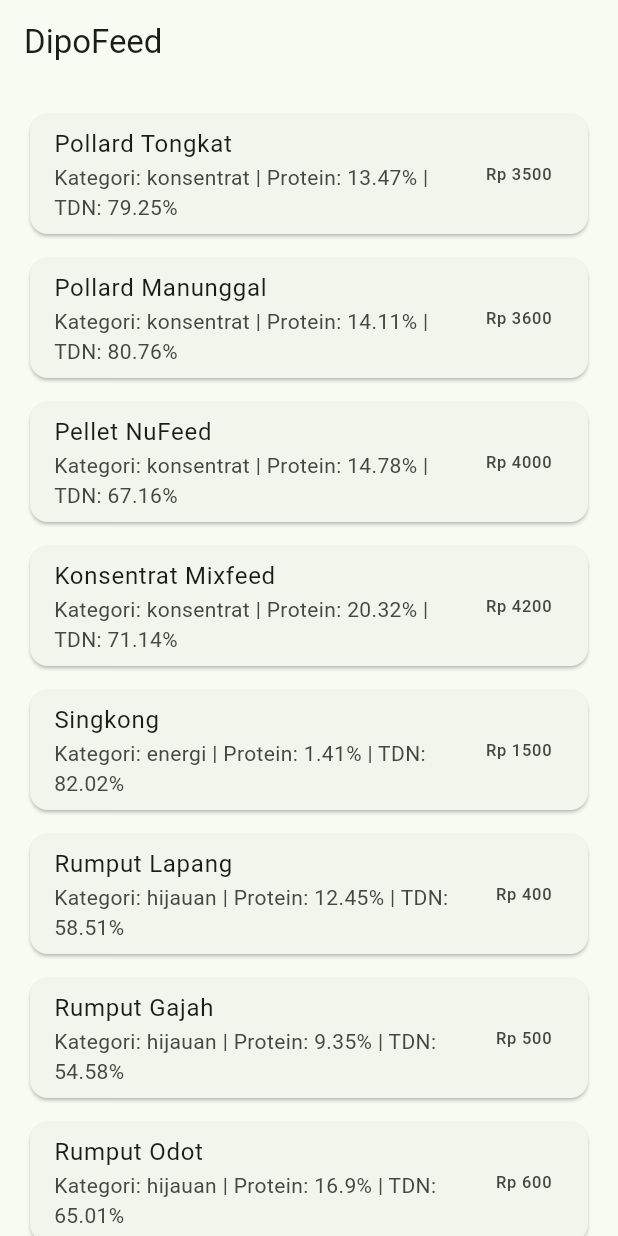
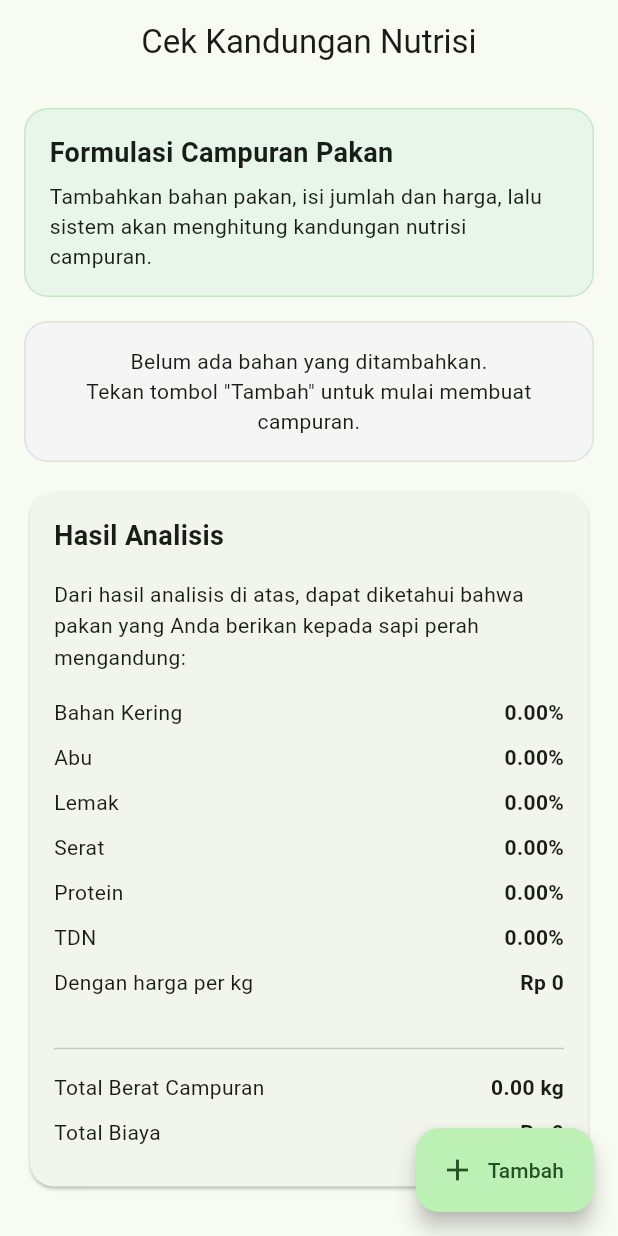
Before and after one commit to leanderarya/dipo-feed, a Flutter app: the screen it shows after launch, on a phone screen of 412 x 824 dp. Run offline on Flutter 3.47's test engine with Material 3 defaults, Android fonts, the light colour scheme and no system bars.

Commit message:
Fitur 1 Cek Kandungan Nutrisi Pakan

```diff
--- a/lib/app.dart
+++ b/lib/app.dart
@@ -1,6 +1,6 @@
 import 'package:flutter/material.dart';
 
-import 'features/home/home_screen.dart';
+import 'features/cek_kandungan_nutrisi/cek_kandungan_nutrisi_screen.dart';
 
 class DipoFeedApp extends StatelessWidget {
   const DipoFeedApp({super.key});
@@ -14,7 +14,7 @@
         colorSchemeSeed: Colors.green,
         useMaterial3: true,
       ),
-      home: const BerandaScreen(),
+      home: const CekKandunganNutrisiScreen(),
     );
   }
 }
--- /dev/null
+++ b/lib/data/models/campuran_pakan_item.dart
@@ -0,0 +1,25 @@
+import 'bahan_pakan.dart';
+
+class CampuranPakanItem {
+  final BahanPakan bahan;
+  double jumlahKg;
+  double hargaPerKg;
+
+  CampuranPakanItem({
+    required this.bahan,
+    required this.jumlahKg,
+    required this.hargaPerKg,
+  });
+
+  CampuranPakanItem copyWith({
+    BahanPakan? bahan,
+    double? jumlahKg,
+    double? hargaPerKg,
+  }) {
+    return CampuranPakanItem(
+      bahan: bahan ?? this.bahan,
+      jumlahKg: jumlahKg ?? this.jumlahKg,
+      hargaPerKg: hargaPerKg ?? this.hargaPerKg,
+    );
+  }
+}
--- a/lib/features/cek_kandungan_nutrisi/cek_kandungan_nutrisi_screen.dart
+++ b/lib/features/cek_kandungan_nutrisi/cek_kandungan_nutrisi_screen.dart
@@ -0,0 +1,395 @@
+import 'package:flutter/material.dart';
+
+import '../../data/models/bahan_pakan.dart';
+import '../../data/models/campuran_pakan_item.dart';
+import '../../data/sources/bahan_pakan_local_source.dart';
+import 'logic/perhitungan_nutrisi.dart';
+
+class CekKandunganNutrisiScreen extends StatefulWidget {
+  const CekKandunganNutrisiScreen({super.key});
+
+  @override
+  State<CekKandunganNutrisiScreen> createState() =>
+      _CekKandunganNutrisiScreenState();
+}
+
+class _CekKandunganNutrisiScreenState extends State<CekKandunganNutrisiScreen> {
+  final BahanPakanLocalSource _localSource = BahanPakanLocalSource();
+
+  List<BahanPakan> _semuaBahan = [];
+  final List<CampuranPakanItem> _campuran = [];
+
+  bool _isLoading = true;
+  String? _errorMessage;
+
+  @override
+  void initState() {
+    super.initState();
+    _muatBahanPakan();
+  }
+
+  Future<void> _muatBahanPakan() async {
+    try {
+      final data = await _localSource.ambilSemuaBahanPakan();
+
+      setState(() {
+        _semuaBahan = data;
+        _isLoading = false;
+      });
+    } catch (e) {
+      setState(() {
+        _errorMessage = 'Gagal memuat bahan pakan: $e';
+        _isLoading = false;
+      });
+    }
+  }
+
+  void _tambahBahan() {
+    if (_semuaBahan.isEmpty) return;
+
+    final bahanSudahDipakai = _campuran.map((item) => item.bahan.id).toSet();
+
+    BahanPakan? bahanBaru;
+    for (final bahan in _semuaBahan) {
+      if (!bahanSudahDipakai.contains(bahan.id)) {
+        bahanBaru = bahan;
+        break;
+      }
+    }
+
+    if (bahanBaru == null) {
+      ScaffoldMessenger.of(context).showSnackBar(
+        const SnackBar(
+          content: Text('Semua bahan pakan aktif sudah ditambahkan.'),
+        ),
+      );
+      return;
+    }
+
+    setState(() {
+      _campuran.add(
+        CampuranPakanItem(
+          bahan: bahanBaru!,
+          jumlahKg: 0,
+          hargaPerKg: bahanBaru.hargaDefault,
+        ),
+      );
+    });
+  }
+
+  void _hapusBahan(int index) {
+    setState(() {
+      _campuran.removeAt(index);
+    });
+  }
+
+  void _ubahBahan(int index, BahanPakan bahanBaru) {
+    final sudahDipakaiOlehItemLain = _campuran.asMap().entries.any((entry) {
+      return entry.key != index && entry.value.bahan.id == bahanBaru.id;
+    });
+
+    if (sudahDipakaiOlehItemLain) {
+      ScaffoldMessenger.of(context).showSnackBar(
+        const SnackBar(
+          content: Text('Bahan tersebut sudah dipilih pada item lain.'),
+        ),
+      );
+      return;
+    }
+
+    setState(() {
+      _campuran[index] = _campuran[index].copyWith(
+        bahan: bahanBaru,
+        hargaPerKg: bahanBaru.hargaDefault,
+      );
+    });
+  }
+
+  void _ubahJumlahKg(int index, String value) {
+    final jumlah = double.tryParse(value.replaceAll(',', '.')) ?? 0;
+
+    setState(() {
+      _campuran[index].jumlahKg = jumlah < 0 ? 0 : jumlah;
+    });
+  }
+
+  void _ubahHargaPerKg(int index, String value) {
+    final harga = double.tryParse(value.replaceAll(',', '.')) ?? 0;
+
+    setState(() {
+      _campuran[index].hargaPerKg = harga < 0 ? 0 : harga;
+    });
+  }
+
+  @override
+  Widget build(BuildContext context) {
+    final hasil = PerhitunganNutrisi.hitungSemua(_campuran);
+
+    return Scaffold(
+      appBar: AppBar(
+        title: const Text('Cek Kandungan Nutrisi'),
+        centerTitle: true,
+      ),
+      floatingActionButton: FloatingActionButton.extended(
+        onPressed: _isLoading ? null : _tambahBahan,
+        icon: const Icon(Icons.add),
+        label: const Text('Tambah'),
+      ),
+      body: SafeArea(child: _buildBody(hasil)),
+    );
+  }
+
+  Widget _buildBody(HasilPerhitunganNutrisi hasil) {
+    if (_isLoading) {
+      return const Center(child: CircularProgressIndicator());
+    }
+
+    if (_errorMessage != null) {
+      return Center(
+        child: Padding(
+          padding: const EdgeInsets.all(16),
+          child: Text(_errorMessage!, textAlign: TextAlign.center),
+        ),
+      );
+    }
+
+    return ListView(
+      padding: const EdgeInsets.fromLTRB(16, 16, 16, 100),
+      children: [
+        _buildHeader(),
+        const SizedBox(height: 16),
+        if (_campuran.isEmpty)
+          _buildEmptyState()
+        else
+          ...List.generate(
+            _campuran.length,
+            (index) => _buildKartuBahan(index, _campuran[index]),
+          ),
+        const SizedBox(height: 16),
+        _buildKartuHasil(hasil),
+      ],
+    );
+  }
+
+  Widget _buildHeader() {
+    return Container(
+      padding: const EdgeInsets.all(16),
+      decoration: BoxDecoration(
+        color: Colors.green.shade50,
+        borderRadius: BorderRadius.circular(16),
+        border: Border.all(color: Colors.green.shade100),
+      ),
+      child: const Column(
+        crossAxisAlignment: CrossAxisAlignment.start,
+        children: [
+          Text(
+            'Formulasi Campuran Pakan',
+            style: TextStyle(fontSize: 18, fontWeight: FontWeight.bold),
+          ),
+          SizedBox(height: 6),
+          Text(
+            'Tambahkan bahan pakan, isi jumlah dan harga, lalu sistem akan menghitung kandungan nutrisi campuran.',
+          ),
+        ],
+      ),
+    );
+  }
+
+  Widget _buildEmptyState() {
+    return Container(
+      padding: const EdgeInsets.all(16),
+      decoration: BoxDecoration(
+        color: Colors.grey.shade100,
+        borderRadius: BorderRadius.circular(16),
+        border: Border.all(color: Colors.grey.shade300),
+      ),
+      child: const Text(
+        'Belum ada bahan yang ditambahkan.\nTekan tombol "Tambah" untuk mulai membuat campuran.',
+        textAlign: TextAlign.center,
+      ),
+    );
+  }
+
+  Widget _buildKartuBahan(int index, CampuranPakanItem item) {
+    final totalBerat = PerhitunganNutrisi.hitungTotalBerat(_campuran);
+    final persentase = PerhitunganNutrisi.hitungPersentaseBahan(
+      item.jumlahKg,
+      totalBerat,
+    );
+
+    return Card(
+      margin: const EdgeInsets.only(bottom: 12),
+      elevation: 1,
+      shape: RoundedRectangleBorder(borderRadius: BorderRadius.circular(16)),
+      child: Padding(
+        padding: const EdgeInsets.all(16),
+        child: Column(
+          crossAxisAlignment: CrossAxisAlignment.start,
+          children: [
+            Row(
+              children: [
+                Expanded(
+                  child: Text(
+                    'Bahan ${index + 1}',
+                    style: const TextStyle(
+                      fontSize: 16,
+                      fontWeight: FontWeight.bold,
+                    ),
+                  ),
+                ),
+                IconButton(
+                  tooltip: 'Hapus bahan',
+                  onPressed: () => _hapusBahan(index),
+                  icon: const Icon(Icons.delete_outline),
+                ),
+              ],
+            ),
+            const SizedBox(height: 8),
+            DropdownButtonFormField<BahanPakan>(
+              initialValue: item.bahan,
+              isExpanded: true,
+              decoration: const InputDecoration(
+                labelText: 'Pilih Bahan Pakan',
+                border: OutlineInputBorder(),
+              ),
+              items: _semuaBahan.map((bahan) {
+                return DropdownMenuItem<BahanPakan>(
+                  value: bahan,
+                  child: Text(bahan.nama, overflow: TextOverflow.ellipsis),
+                );
+              }).toList(),
+              onChanged: (value) {
+                if (value != null) {
+                  _ubahBahan(index, value);
+                }
+              },
+            ),
+            const SizedBox(height: 12),
+            TextFormField(
+              key: ValueKey('jumlah_$index'),
+              initialValue: item.jumlahKg == 0
+                  ? ''
+                  : item.jumlahKg.toStringAsFixed(2),
+              keyboardType: const TextInputType.numberWithOptions(
+                decimal: true,
+              ),
+              decoration: const InputDecoration(
+                labelText: 'Jumlah',
+                suffixText: 'kg',
+                border: OutlineInputBorder(),
+                hintText: 'Contoh: 10',
+              ),
+              onChanged: (value) => _ubahJumlahKg(index, value),
+            ),
+            const SizedBox(height: 12),
+            TextFormField(
+              key: ValueKey('harga_$index'),
+              initialValue: item.hargaPerKg == 0
+                  ? ''
+                  : item.hargaPerKg.toStringAsFixed(0),
+              keyboardType: const TextInputType.numberWithOptions(
+                decimal: true,
+              ),
+              decoration: const InputDecoration(
+                labelText: 'Harga per kg',
+                prefixText: 'Rp ',
+                border: OutlineInputBorder(),
+                hintText: 'Contoh: 3500',
+              ),
+              onChanged: (value) => _ubahHargaPerKg(index, value),
+            ),
+            const SizedBox(height: 12),
+            Wrap(
+              spacing: 8,
+              runSpacing: 8,
+              children: [
+                _buildInfoChip('Kategori', item.bahan.kategori),
+                _buildInfoChip(
+                  'Komposisi',
+                  '${persentase.toStringAsFixed(2)}%',
+                ),
+                _buildInfoChip(
+                  'Protein',
+                  '${item.bahan.protein.toStringAsFixed(2)}%',
+                ),
+                _buildInfoChip('TDN', '${item.bahan.tdn.toStringAsFixed(2)}%'),
+              ],
+            ),
+          ],
+        ),
+      ),
+    );
+  }
+
+  Widget _buildInfoChip(String label, String value) {
+    return Container(
+      padding: const EdgeInsets.symmetric(horizontal: 10, vertical: 8),
+      decoration: BoxDecoration(
+        color: Colors.grey.shade100,
+        borderRadius: BorderRadius.circular(999),
+        border: Border.all(color: Colors.grey.shade300),
+      ),
+      child: Text('$label: $value', style: const TextStyle(fontSize: 12)),
+    );
+  }
+
+  Widget _buildKartuHasil(HasilPerhitunganNutrisi hasil) {
+    return Card(
+      elevation: 1,
+      shape: RoundedRectangleBorder(borderRadius: BorderRadius.circular(16)),
+      child: Padding(
+        padding: const EdgeInsets.all(16),
+        child: Column(
+          crossAxisAlignment: CrossAxisAlignment.start,
+          children: [
+            const Text(
+              'Hasil Analisis',
+              style: TextStyle(fontSize: 18, fontWeight: FontWeight.bold),
+            ),
+            const SizedBox(height: 16),
+            const Text(
+              'Dari hasil analisis di atas, dapat diketahui bahwa pakan yang Anda berikan kepada sapi perah mengandung:',
+              style: TextStyle(height: 1.5),
+            ),
+            const SizedBox(height: 16),
+            _buildItemHasil('Bahan Kering', '${hasil.bk.toStringAsFixed(2)}%'),
+            _buildItemHasil('Abu', '${hasil.abu.toStringAsFixed(2)}%'),
+            _buildItemHasil('Lemak', '${hasil.lemak.toStringAsFixed(2)}%'),
+            _buildItemHasil('Serat', '${hasil.serat.toStringAsFixed(2)}%'),
+            _buildItemHasil('Protein', '${hasil.protein.toStringAsFixed(2)}%'),
+            _buildItemHasil('TDN', '${hasil.tdn.toStringAsFixed(2)}%'),
+            _buildItemHasil(
+              'Dengan harga per kg',
+              'Rp ${hasil.hargaRataRata.toStringAsFixed(0)}',
+            ),
+            const SizedBox(height: 16),
+            const Divider(),
+            const SizedBox(height: 8),
+            _buildItemHasil(
+              'Total Berat Campuran',
+              '${hasil.totalBerat.toStringAsFixed(2)} kg',
+            ),
+            _buildItemHasil(
+              'Total Biaya',
+              'Rp ${hasil.totalBiaya.toStringAsFixed(0)}',
+            ),
+          ],
+        ),
+      ),
+    );
+  }
+
+  Widget _buildItemHasil(String label, String value) {
+    return Padding(
+      padding: const EdgeInsets.only(bottom: 10),
+      child: Row(
+        crossAxisAlignment: CrossAxisAlignment.start,
+        children: [
+          Expanded(child: Text(label)),
+          const SizedBox(width: 12),
+          Text(value, style: const TextStyle(fontWeight: FontWeight.bold)),
+        ],
+      ),
+    );
+  }
+}
--- /dev/null
+++ b/lib/features/cek_kandungan_nutrisi/logic/perhitungan_nutrisi.dart
@@ -0,0 +1,81 @@
+import '../../../data/models/campuran_pakan_item.dart';
+
+class HasilPerhitunganNutrisi {
+  final double totalBerat;
+  final double totalBiaya;
+  final double hargaRataRata;
+  final double bk;
+  final double abu;
+  final double lemak;
+  final double serat;
+  final double protein;
+  final double tdn;
+  final double me;
+
+  const HasilPerhitunganNutrisi({
+    required this.totalBerat,
+    required this.totalBiaya,
+    required this.hargaRataRata,
+    required this.bk,
+    required this.abu,
+    required this.lemak,
+    required this.serat,
+    required this.protein,
+    required this.tdn,
+    required this.me,
+  });
+}
+
+class PerhitunganNutrisi {
+  static double hitungTotalBerat(List<CampuranPakanItem> items) {
+    return items.fold(0.0, (sum, item) => sum + item.jumlahKg);
+  }
+
+  static double hitungTotalBiaya(List<CampuranPakanItem> items) {
+    return items.fold(
+      0.0,
+      (sum, item) => sum + (item.jumlahKg * item.hargaPerKg),
+    );
+  }
+
+  static double hitungHargaRataRata(List<CampuranPakanItem> items) {
+    final totalBerat = hitungTotalBerat(items);
+    if (totalBerat == 0) return 0;
+    return hitungTotalBiaya(items) / totalBerat;
+  }
+
+  static double hitungPersentaseBahan(double jumlahKg, double totalBerat) {
+    if (totalBerat == 0) return 0;
+    return (jumlahKg / totalBerat) * 100;
+  }
+
+  static double hitungNutrisiCampuran(
+    List<CampuranPakanItem> items,
+    double Function(CampuranPakanItem item) selector,
+  ) {
+    final totalBerat = hitungTotalBerat(items);
+    if (totalBerat == 0) return 0;
+
+    double hasil = 0;
+    for (final item in items) {
+      final persentase = hitungPersentaseBahan(item.jumlahKg, totalBerat);
+      hasil += (persentase * selector(item)) / 100;
+    }
+    return hasil;
+  }
+
+  static HasilPerhitunganNutrisi hitungSemua(List<CampuranPakanItem> items) {
+    return HasilPerhitunganNutrisi(
+      totalBerat: hitungTotalBerat(items),
+      totalBiaya: hitungTotalBiaya(items),
+      hargaRataRata: hitungHargaRataRata(items),
+      bk: hitungNutrisiCampuran(items, (item) => item.bahan.bk),
+      abu: hitungNutrisiCampuran(items, (item) => item.bahan.abu),
+      lemak: hitungNutrisiCampuran(items, (item) => item.bahan.lemak),
+      serat: hitungNutrisiCampuran(items, (item) => item.bahan.serat),
+      protein: hitungNutrisiCampuran(items, (item) => item.bahan.protein),
+      tdn: hitungNutrisiCampuran(items, (item) => item.bahan.tdn),
+      me: hitungNutrisiCampuran(items, (item) => item.bahan.me),
+    );
+  }
+}
```
Also changed, not shown: 1 other file.
